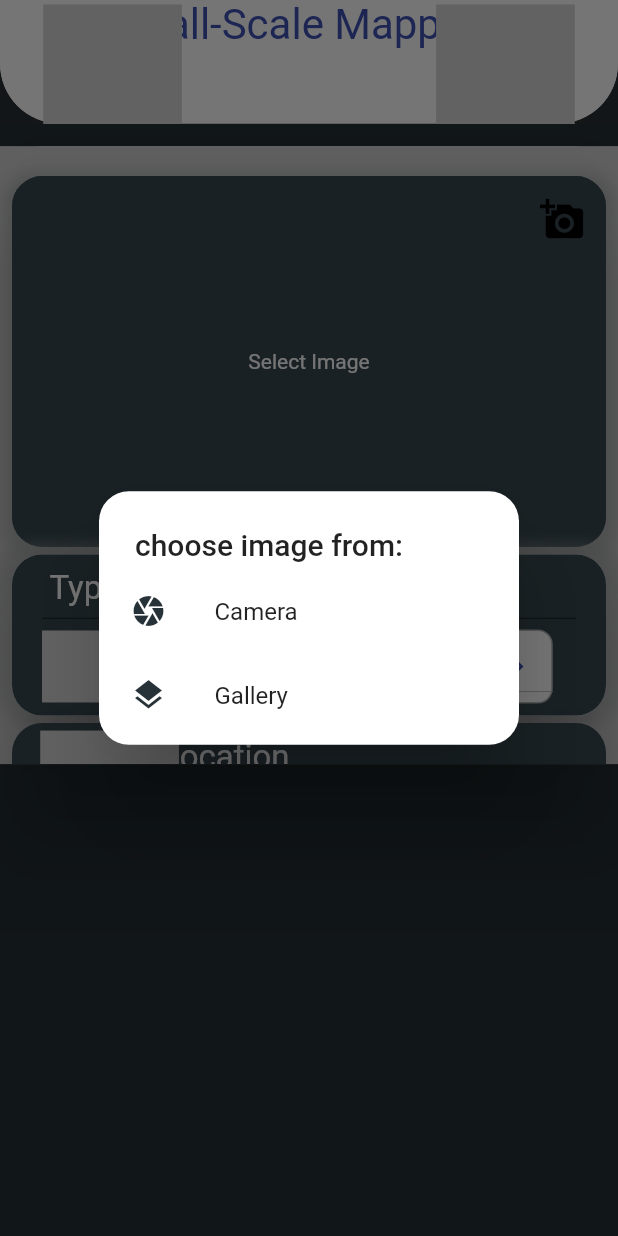
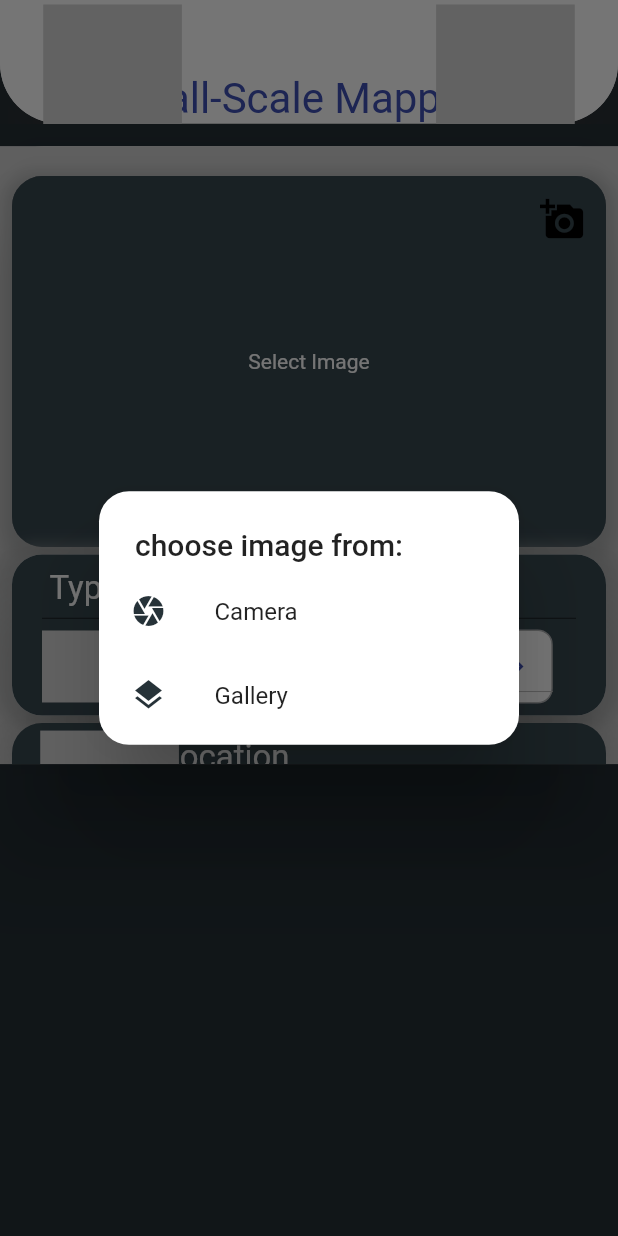
Before and after one commit to emilio-kariuki/D-Krops, a Flutter app: the screen it shows after launch, after a tap on the "add a photo" icon, on a phone screen of 412 x 824 dp. Run offline on Flutter 3.47's test engine with Material 2 defaults, Android fonts, the phone set to English and light mode, and no system bars; drawn by our look-alikes of dropdown_button2; our stand-ins replace animated_text_kit, geolocator, google_fonts, google_maps_flutter, image_picker, lottie; missing offline and left inert: location_permissions; Roboto replaces fonts that are missing (Redressed); project files that could hold a hidden picture were left out.

Commit message:
February 28, 2022 5:48 PM

```diff
--- a/lib/screens/Home.dart
+++ b/lib/screens/Home.dart
@@ -167,7 +167,7 @@ class _HomeState extends State<Home> {
                           Center(
                             child: Column(
                               children: [
-                                // SizedBox(height: size.height * 0.06),
+                                SizedBox(height: size.height * 0.06),
                                 Text("Small-Scale Mapping",
                                     style: GoogleFonts.redressed(
                                         fontSize: 28, color: Colors.indigo)),
```
